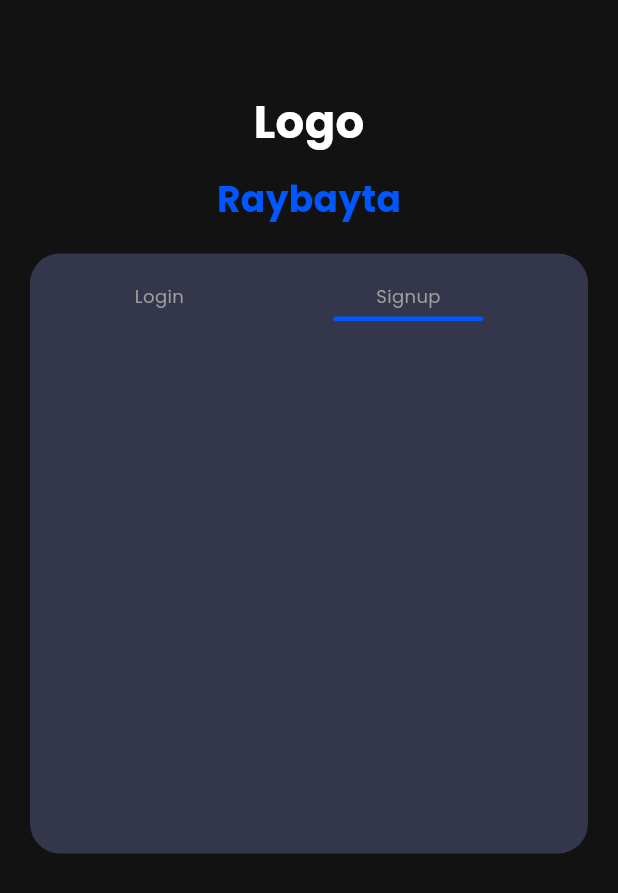
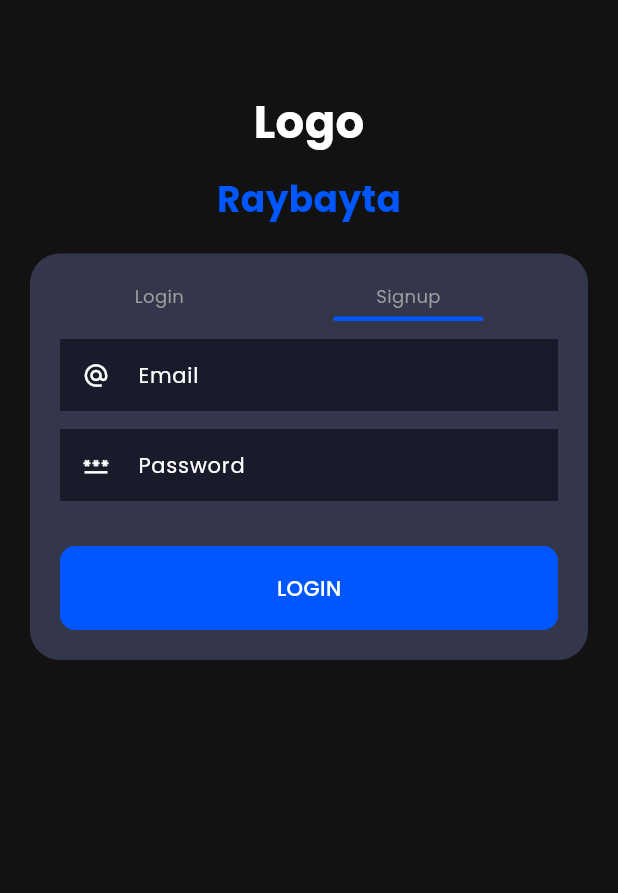
Before and after one commit to ba138/raybayta, a Flutter app: the LoginScreen screen opened by its route, on a phone screen of 412 x 824 dp. Shown: the top 893 px of the screen. Run offline on Flutter 3.47's test engine with Material 3 defaults, Android fonts, the phone set to English and light mode, and no system bars; our stand-ins replace get, google_fonts, slide_to_act; network calls fail.

Commit message:
creating text fields and primary button for login

```diff
--- a/lib/Configs/themes.dart
+++ b/lib/Configs/themes.dart
@@ -5,6 +5,11 @@ var lightTheme = ThemeData();
 var darkTheme = ThemeData(
     brightness: Brightness.dark,
     useMaterial3: true,
+    inputDecorationTheme: InputDecorationTheme(
+      filled: true,
+      fillColor: AppColors.darkBackgroundColor,
+      border: InputBorder.none,
+    ),
     colorScheme: ColorScheme.dark(
       primary: AppColors.darkPrimaryColor,
       onPrimary: AppColors.darkOnBackgroundColor,
--- /dev/null
+++ b/lib/Screens/LoginScreen/Widgets/login_form.dart
@@ -0,0 +1,69 @@
+import 'package:flutter/material.dart';
+import 'package:google_fonts/google_fonts.dart';
+import 'package:raybayta/Configs/colors.dart';
+import 'package:raybayta/Widgets/primary_button.dart';
+
+class LoginForm extends StatelessWidget {
+  const LoginForm({super.key});
+
+  @override
+  Widget build(BuildContext context) {
+    return Column(
+      children: [
+        const SizedBox(
+          height: 12,
+        ),
+        TextField(
+          decoration: InputDecoration(
+            isDense: true,
+            contentPadding: const EdgeInsets.all(12),
+            fillColor: AppColors.darkBackgroundColor,
+            prefixIcon: const Icon(Icons.alternate_email_outlined),
+            filled: true,
+            border: InputBorder.none,
+            hintText: 'Email',
+            hintStyle: GoogleFonts.getFont(
+              "Poppins",
+              textStyle: TextStyle(
+                fontSize: 14,
+                color: AppColors.darkOnBackgroundColor,
+                fontWeight: FontWeight.w400,
+              ),
+            ),
+          ),
+        ),
+        const SizedBox(
+          height: 12,
+        ),
+        TextField(
+          decoration: InputDecoration(
+            isDense: true,
+            contentPadding: const EdgeInsets.all(12),
+            fillColor: AppColors.darkBackgroundColor,
+            prefixIcon: const Icon(
+              Icons.password_outlined,
+            ),
+            filled: true,
+            border: InputBorder.none,
+            hintText: 'Password',
+            hintStyle: GoogleFonts.getFont(
+              "Poppins",
+              textStyle: TextStyle(
+                fontSize: 14,
+                color: AppColors.darkOnBackgroundColor,
+                fontWeight: FontWeight.w400,
+              ),
+            ),
+          ),
+        ),
+        const SizedBox(
+          height: 30,
+        ),
+        PrimaryButton(
+          title: "LOGIN",
+          ontap: () {},
+        ),
+      ],
+    );
+  }
+}
--- a/lib/Screens/LoginScreen/Widgets/login_tabbar.dart
+++ b/lib/Screens/LoginScreen/Widgets/login_tabbar.dart
@@ -2,6 +2,7 @@ import 'package:flutter/material.dart';
 import 'package:get/get.dart';
 import 'package:google_fonts/google_fonts.dart';
 import 'package:raybayta/Configs/colors.dart';
+import 'package:raybayta/Screens/LoginScreen/Widgets/login_form.dart';
 
 class LoginTabbar extends StatelessWidget {
   const LoginTabbar({super.key});
@@ -10,7 +11,7 @@ class LoginTabbar extends StatelessWidget {
   Widget build(BuildContext context) {
     RxBool isLogin = false.obs;
     return Container(
-      height: 400,
+      // height: 400,
       decoration: BoxDecoration(
         color: AppColors.darkContainerColor,
         borderRadius: const BorderRadius.all(
@@ -98,6 +99,7 @@ class LoginTabbar extends StatelessWidget {
                   ],
                 ),
               ),
+              LoginForm()
             ],
           ))
         ],
--- /dev/null
+++ b/lib/Widgets/primary_button.dart
@@ -0,0 +1,69 @@
+// ignore_for_file: public_member_api_docs, sort_constructors_first
+import 'package:flutter/material.dart';
+import 'package:google_fonts/google_fonts.dart';
+
+import 'package:raybayta/Configs/colors.dart';
+
+class PrimaryButton extends StatelessWidget {
+  final String title;
+  final VoidCallback ontap;
+  const PrimaryButton({
+    super.key,
+    required this.title,
+    required this.ontap,
+  });
+
+  @override
+  Widget build(BuildContext context) {
+    return InkWell(
+      onTap: () {
+        Container(
+          height: 56,
+          width: MediaQuery.of(context).size.width,
+          decoration: BoxDecoration(
+            color: AppColors.darkPrimaryColor,
+            borderRadius: BorderRadius.circular(
+              10,
+            ),
+          ),
+          child: Center(
+            child: Text(
+              "LOGIN",
+              style: GoogleFonts.getFont(
+                "Poppins",
+                textStyle: TextStyle(
+                  fontSize: 14,
+                  color: AppColors.darkOnBackgroundColor,
+                  fontWeight: FontWeight.w500,
+                ),
+              ),
+            ),
+          ),
+        );
+      },
+      child: Container(
+        height: 56,
+        width: MediaQuery.of(context).size.width,
+        decoration: BoxDecoration(
+          color: AppColors.darkPrimaryColor,
+          borderRadius: BorderRadius.circular(
+            10,
+          ),
+        ),
+        child: Center(
+          child: Text(
+            title,
+            style: GoogleFonts.getFont(
+              "Poppins",
+              textStyle: TextStyle(
+                fontSize: 14,
+                color: AppColors.darkOnBackgroundColor,
+                fontWeight: FontWeight.w500,
+              ),
+            ),
+          ),
+        ),
+      ),
+    );
+  }
+}
```
